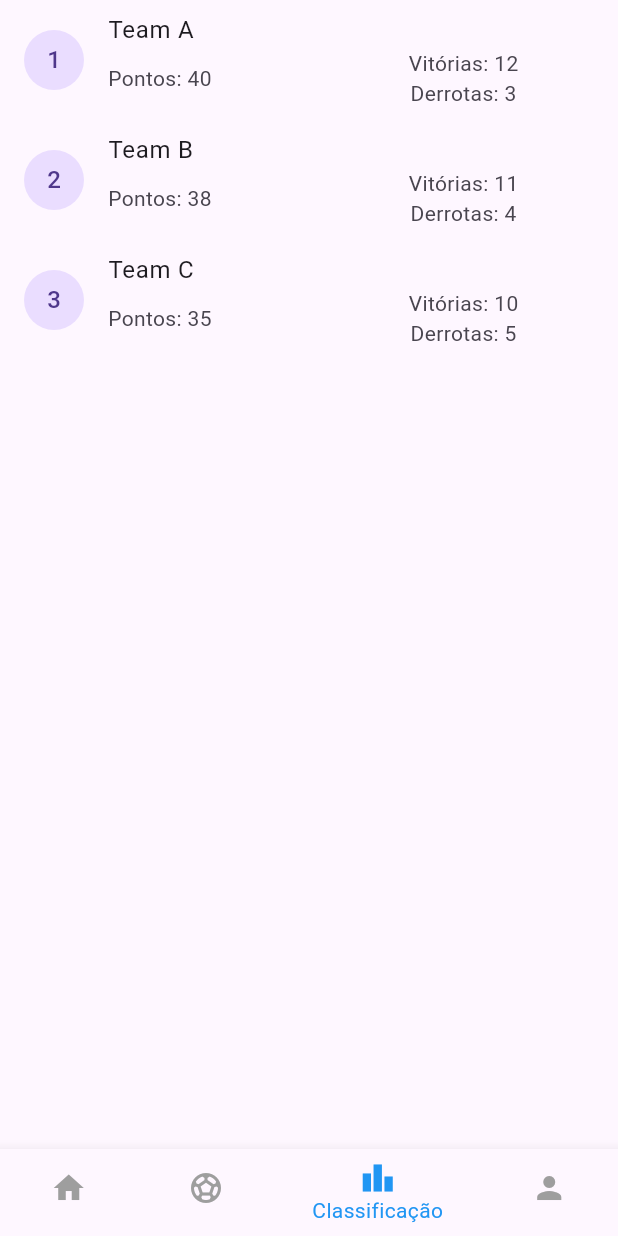
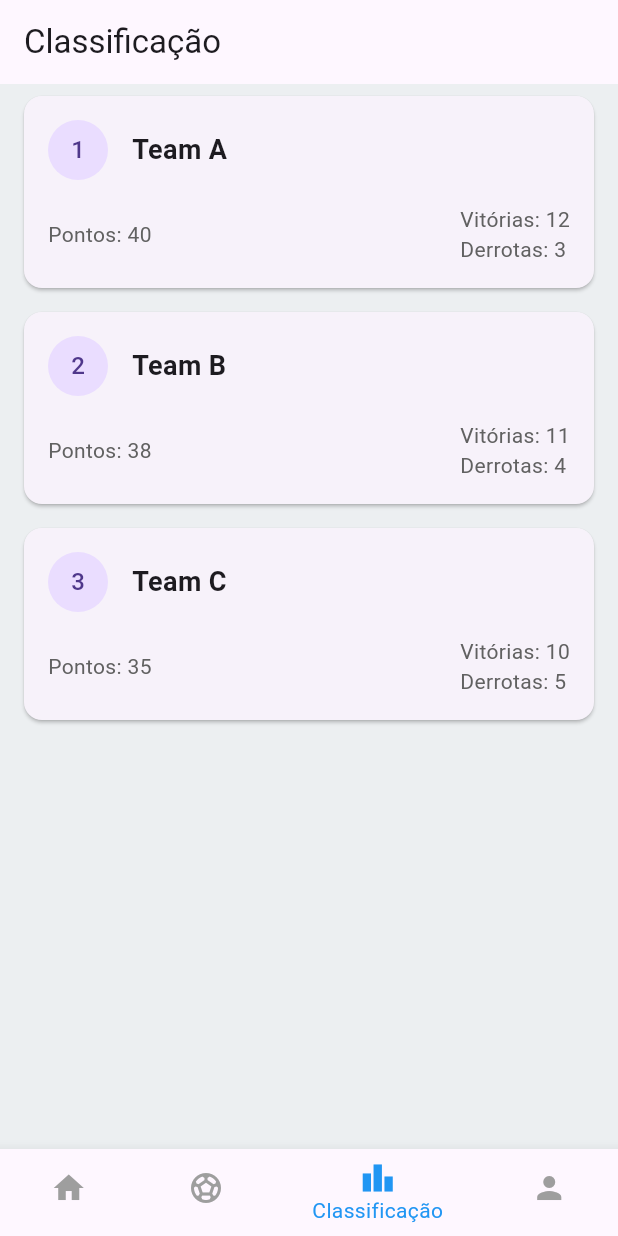
Before and after one commit to diogoscastro/isport_flutter, a Flutter app: the screen it shows after launch, item 3 of the bottom bar chosen, on a phone screen of 412 x 824 dp. Run offline on Flutter 3.47's test engine with Material 3 defaults, Android fonts, the phone set to English and light mode, and no system bars; network calls fail.

Commit message:
melhorias design das páginas

```diff
--- a/lib/views/standings_page.dart
+++ b/lib/views/standings_page.dart
@@ -15,32 +15,68 @@ class StandingsPage extends StatelessWidget {
       // Adicione mais times conforme necessário
     ];
 
-    return ListView.builder(
+    return Scaffold(
+      appBar: AppBar(
+        title: const Text('Classificação'),
+      ),
+      body: Container(
+        color: Colors.blueGrey[50], // Cor de fundo alterada
+        child: ListView.builder(
           itemCount: standings.length,
           itemBuilder: (context, index) {
             final team = standings[index];
-        return ListTile(
-          leading: CircleAvatar(
+            return Card(
+              margin: const EdgeInsets.symmetric(vertical: 8, horizontal: 16),
+              child: Padding(
+                padding: const EdgeInsets.all(16.0),
+                child: Column(
+                  crossAxisAlignment: CrossAxisAlignment.start,
+                  children: [
+                    Row(
+                      children: [
+                        CircleAvatar(
                           child: Text('${index + 1}'),
                         ),
-          title: Text(team['team'] as String),
-          subtitle: Row(
-            children: [
-              Expanded(
-                child: Text('Pontos: ${team['points']}'),
-              ),
-              Expanded(
-                child: Column(
-                  children: [
-                    Text('Vitórias: ${team['wins']}'),
-                    Text('Derrotas: ${team['losses']}'),
-                  ],
+                        const SizedBox(width: 16),
+                        Text(
+                          team['team'] as String,
+                          style: const TextStyle(
+                            fontSize: 18,
+                            fontWeight: FontWeight.bold,
                           ),
                         ),
                       ],
                     ),
+                    const SizedBox(height: 16),
+                    Row(
+                      mainAxisAlignment: MainAxisAlignment.spaceBetween,
+                      children: [
+                        Text(
+                          'Pontos: ${team['points']}',
+                          style: TextStyle(color: Colors.grey[700]),
+                        ),
+                        Column(
+                          crossAxisAlignment: CrossAxisAlignment.start,
+                          children: [
+                            Text(
+                              'Vitórias: ${team['wins']}',
+                              style: TextStyle(color: Colors.grey[700]),
+                            ),
+                            Text(
+                              'Derrotas: ${team['losses']}',
+                              style: TextStyle(color: Colors.grey[700]),
+                            ),
+                          ],
+                        ),
+                      ],
+                    ),
+                  ],
+                ),
+              ),
             );
           },
+        ),
+      ),
     );
   }
 }
```
Also changed, not shown: lib/views/home_page.dart (+66 -18 lines), lib/views/news_page.dart (deleted, +0 -126 lines), lib/views/results_page.dart (+56 -13 lines). Lines whose indentation alone changed are shown as unchanged.
